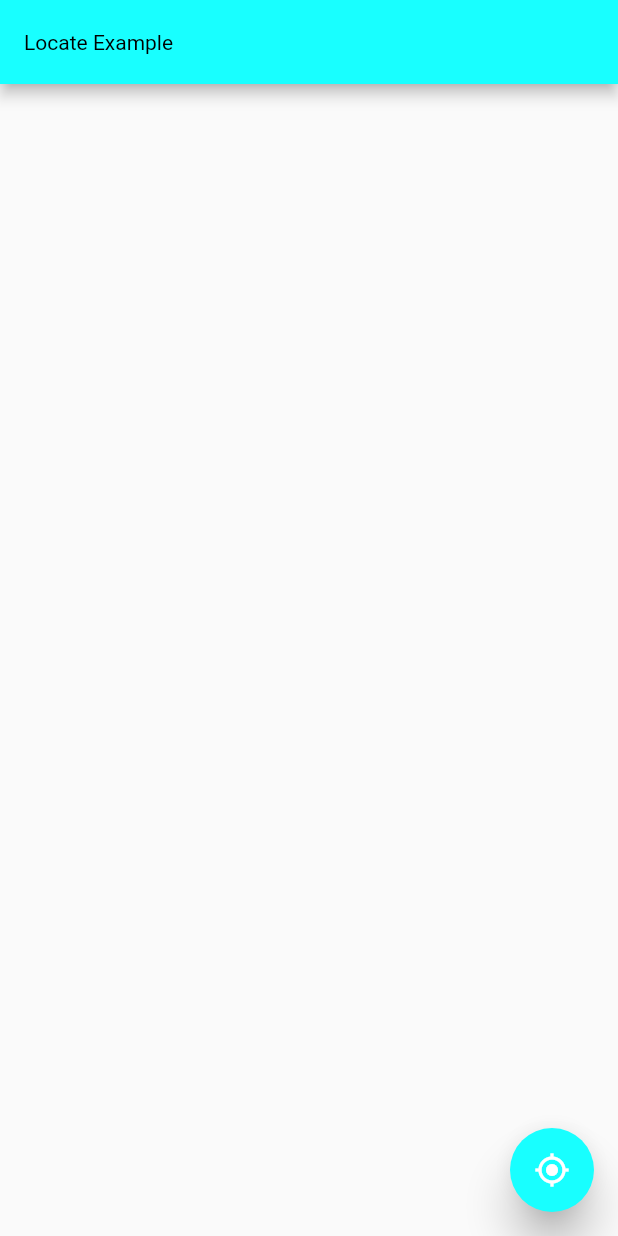
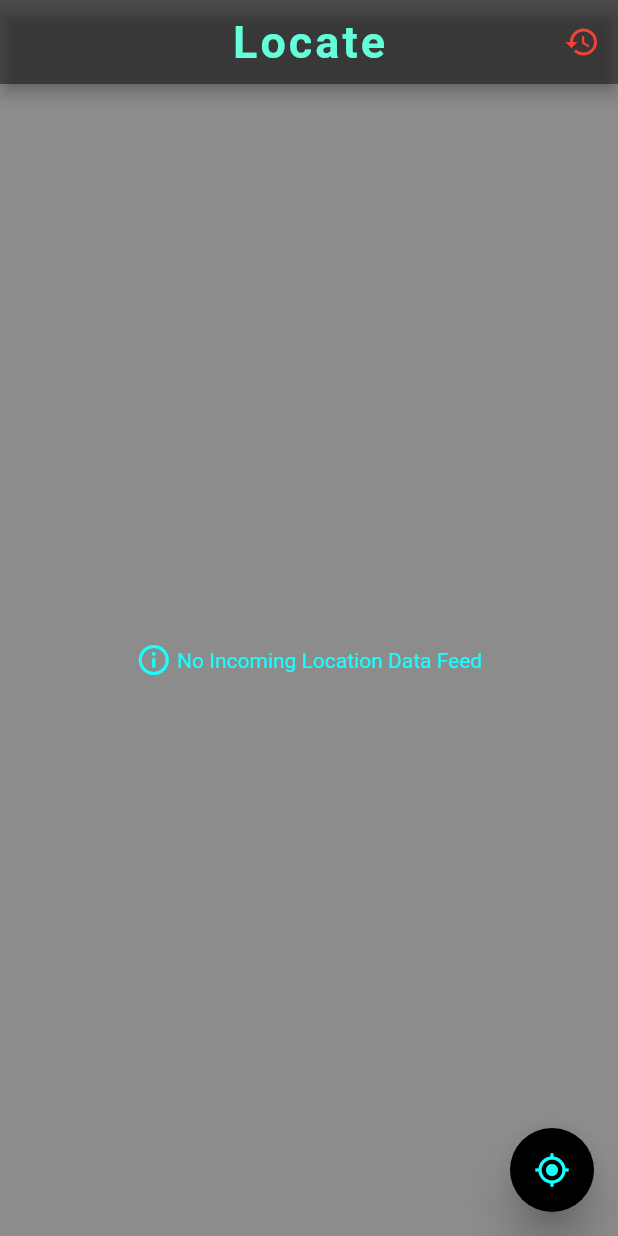
Before and after one commit to itzmeanjan/locate, a Flutter app: the screen it shows after launch, on a phone screen of 412 x 824 dp. Run offline on Flutter 3.47's test engine with Material 2 defaults, Android fonts, the phone set to English and light mode, and no system bars.

Commit message:
updated plugin and example app

```diff
--- a/example/lib/main.dart
+++ b/example/lib/main.dart
@@ -1,15 +1,59 @@
 import 'package:flutter/material.dart';
 import 'package:locate/locate.dart';
 import 'package:locate/my_location.dart';
+import 'package:flutter/services.dart' show SystemChrome;
 
 void main() => runApp(MyApp());
 
-class MyApp extends StatefulWidget {
+class MyApp extends StatelessWidget {
   @override
-  _MyAppState createState() => _MyAppState();
+  Widget build(BuildContext context) => MaterialApp(
+        theme: ThemeData(
+          textTheme: TextTheme(
+            title: TextStyle(
+              color: Colors.cyanAccent,
+            ),
+            subtitle: TextStyle(
+              color: Colors.cyan,
+            ),
+          ),
+          accentIconTheme: IconThemeData(
+            color: Colors.cyanAccent,
+          ),
+          floatingActionButtonTheme: FloatingActionButtonThemeData(
+            backgroundColor: Colors.black,
+          ),
+          iconTheme: IconThemeData(
+            color: Colors.cyanAccent,
+          ),
+          appBarTheme: AppBarTheme(
+              color: Colors.black45,
+              actionsIconTheme: IconThemeData(
+                color: Colors.red,
+              ),
+              textTheme: TextTheme(
+                  title: TextStyle(
+                color: Colors.tealAccent,
+                fontSize: 20,
+                letterSpacing: 2,
+                fontWeight: FontWeight.bold,
+              )),
+              iconTheme: IconThemeData(
+                color: Colors.red,
+              )),
+          scaffoldBackgroundColor: Colors.black45,
+        ),
+        title: 'Locate',
+        home: MyHome(),
+      );
 }
 
-class _MyAppState extends State<MyApp> {
+class MyHome extends StatefulWidget {
+  @override
+  _MyHomeState createState() => _MyHomeState();
+}
+
+class _MyHomeState extends State<MyHome> with TickerProviderStateMixin {
   Locate _locate; // main entry point for retrieving location data
   bool
       _areWeGettingLocationUpdate; // holds state information, helps to change widget appearance and behaviour
@@ -21,33 +65,82 @@ class _MyAppState extends State<MyApp> {
     _locate = Locate();
     _areWeGettingLocationUpdate = false;
     _locationData = [];
+    SystemChrome.setEnabledSystemUIOverlays([]);
+  }
+
+  @override
+  void dispose() {
+    super.dispose();
+    SystemChrome.restoreSystemUIOverlays();
   }
 
   @override
   Widget build(BuildContext context) {
-    return MaterialApp(
-      home: Scaffold(
+    return Scaffold(
       appBar: AppBar(
-          title: const Text('Locate Example'),
-          textTheme: TextTheme(title: TextStyle(color: Colors.black)),
-          backgroundColor: Colors.cyanAccent,
+        centerTitle: true,
+        title: const Text(
+          'Locate',
+          textScaleFactor: 1.5,
         ),
-        body: ListView.builder(
+        actions: <Widget>[
+          IconButton(
+              icon: Icon(Icons.restore),
+              onPressed: () => setState(() => _locationData = [])),
+        ],
+      ),
+      body: _areWeGettingLocationUpdate
+          ? _locationData.length == 0
+              ? Center(
+                  child: LinearProgressIndicator(
+                    backgroundColor: Colors.black45,
+                    valueColor:
+                        Tween<Color>(begin: Colors.cyanAccent, end: Colors.cyan)
+                            .animate(
+                      AnimationController(
+                        vsync: this,
+                      ),
+                    ),
+                  ),
+                )
+              : ListView.builder(
                   itemBuilder: (context, index) => ListTile(
-                title: Row(
-                  mainAxisSize: MainAxisSize.max,
+                        title: Text(
+                          '${_locationData[index].longitude.roundToDouble()}, ${_locationData[index].latitude.roundToDouble()} with altitude ${_locationData[index].altitude} m',
+                          style: TextStyle(
+                            color: Colors.cyanAccent,
+                          ),
+                        ),
+                        subtitle: Text(
+                          '${_locationData[index].getParsedTimeString()} from ${_locationData[index].provider.toUpperCase()}',
+                          style: TextStyle(
+                            color: Colors.cyanAccent,
+                          ),
+                        ),
+                        leading: Icon(
+                          Icons.location_on,
+                          color: Colors.cyanAccent,
+                        ),
+                      ),
+                  itemCount: _locationData.length,
+                  padding: EdgeInsets.only(
+                    top: 12,
+                    bottom: 12,
+                    left: 4,
+                    right: 4,
+                  ),
+                )
+          : Center(
+              child: Row(
+                mainAxisSize: MainAxisSize.min,
                 children: <Widget>[
-                    Icon(Icons.location_on),
-                    Expanded(
-                      child: Text(
-                          '${_locationData[index].longitude}, ${_locationData[index].latitude} at ${_locationData[index].altitude}m'),
+                  Icon(Icons.info_outline),
+                  Text(
+                    ' No Incoming Location Data Feed',
+                    style: TextStyle(color: Colors.cyanAccent),
                   ),
                 ],
               ),
-                subtitle: Text(_locationData[index].getParsedTimeString()),
-              ),
-          itemCount: _locationData.length,
-          padding: EdgeInsets.all(6),
             ),
       floatingActionButton: Builder(
         builder: (BuildContext ctx) {
@@ -57,7 +150,8 @@ class _MyAppState extends State<MyApp> {
                 _locate.requestLocationPermission().then((bool result) {
                   if (result)
                     _locate.enableLocation().then((bool result) {
-                        if (result)
+                      if (result) {
+                        setState(() => _areWeGettingLocationUpdate = true);
                         _locate.getLocationDataFeed()
                           ..listen(
                             (MyLocation data) =>
@@ -65,14 +159,12 @@ class _MyAppState extends State<MyApp> {
                             cancelOnError: true,
                             onError: (e) => print(e),
                           );
+                      }
                     });
                 });
               else
-                  _locate.stopLocationDataFeed().then((bool result) {
-                    print(result
-                        ? 'Stopped location data feed'
-                        : 'failed to stop location data feed');
-                  });
+                _locate.stopLocationDataFeed().then((bool result) =>
+                    setState(() => _areWeGettingLocationUpdate = false));
             },
             child: _areWeGettingLocationUpdate
                 ? Icon(
@@ -81,18 +173,13 @@ class _MyAppState extends State<MyApp> {
                   )
                 : Icon(
                     Icons.my_location,
-                      color: Colors.white,
+                    color: Colors.cyanAccent,
                   ),
-              backgroundColor: _areWeGettingLocationUpdate
-                  ? Colors.white
-                  : Colors.cyanAccent,
             elevation: 12,
-              tooltip: _areWeGettingLocationUpdate
-                  ? 'Stop Location'
-                  : 'Get Location',
+            tooltip:
+                _areWeGettingLocationUpdate ? 'Stop Location' : 'Get Location',
           );
         },
-        ),
       ),
     );
   }
--- a/example/pubspec.yaml
+++ b/example/pubspec.yaml
@@ -1,6 +1,8 @@
 name: locate_example
 description: Demonstrates how to use the locate plugin.
-publish_to: 'none'
+author: ANJAN ROY <anjanroy@yandex.com>
+repository: 'https://github.com/itzmeanjan/locate'
+publish_to: 'https://pub.dev/'
 
 environment:
   sdk: ">=2.1.0 <3.0.0"
--- a/pubspec.yaml
+++ b/pubspec.yaml
@@ -1,8 +1,9 @@
 name: locate
 description: A Flutter plugin to work with Android Location Services.
-version: 1.0.0
+version: 1.1.0
 author: ANJAN ROY <anjanroy@yandex.com>
-homepage: https://github.com/itzmeanjan/locate
+homepage: 'https://github.com/itzmeanjan/locate'
+publish_to: 'https://pub.dev/'
 
 environment:
   sdk: ">=2.1.0 <3.0.0"
```
Also changed, not shown: lib/locate.dart (+5 -2 lines), example/Screenshot_20190307-015826.png (deleted), example/Screenshot_20190307-015835.png (deleted), example/Screenshot_20190307-015842.png (deleted), example/Screenshot_20190307-015853.png (deleted), example/Screenshot_20190508-215842.png (added), example/Screenshot_20190508-215851.png (added), example/Screenshot_20190508-215859.png (added), example/Screenshot_20190508-215926.png (added), example/pubspec.lock, pubspec.lock, 12 other files. Lines whose indentation alone changed are shown as unchanged.
